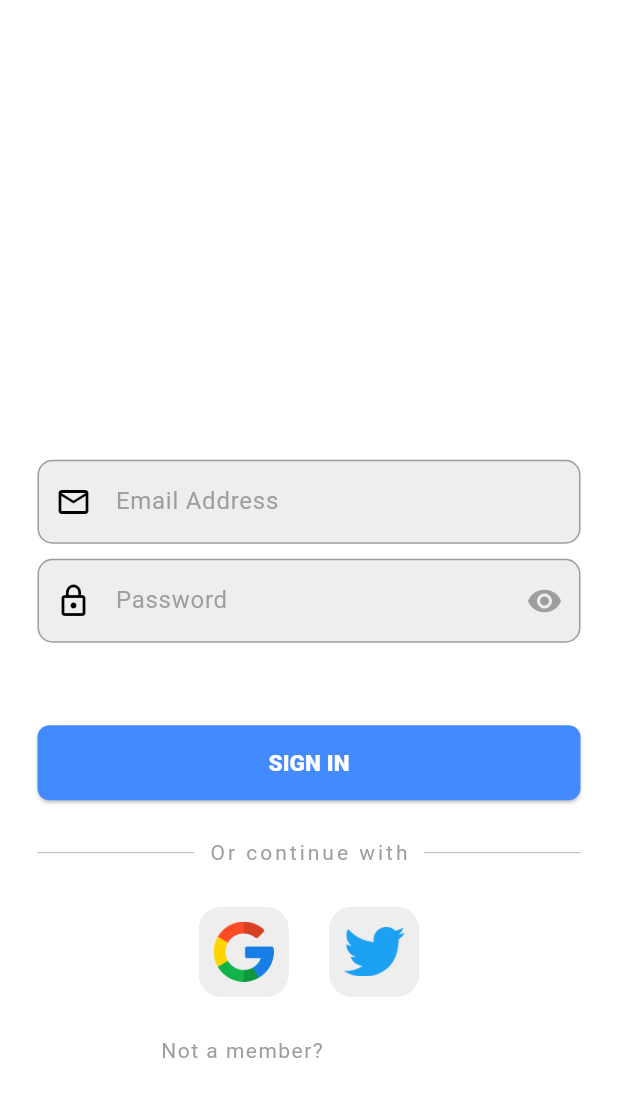
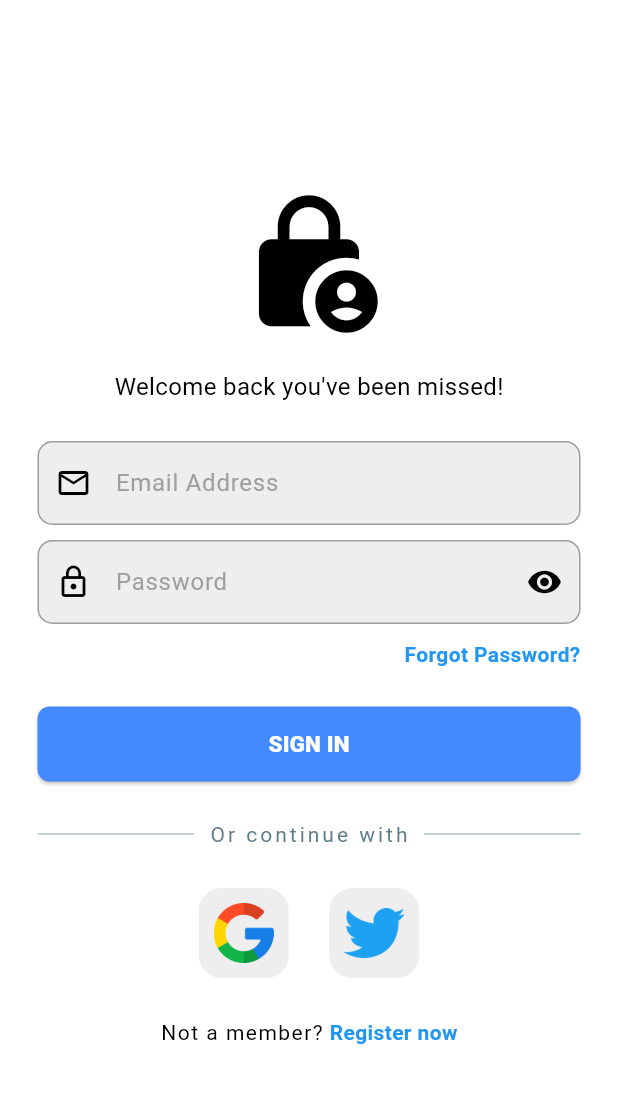
Before and after one commit to Abdhadi97/DriveGuard_FlutterMobileApplication, a Flutter app: the screen it shows after launch, on a phone screen of 412 x 824 dp. Shown: the top 1097 px of the screen. Run offline on Flutter 3.47's test engine with Material 3 defaults, Android fonts, the phone set to English and light mode, and no system bars; our stand-ins replace cloud_firestore, firebase_auth, firebase_core, firebase_storage, geolocator, google_maps_flutter and 2 more; accounts and stored records are empty.

Commit message:
- add necessary comment
- optimized login

```diff
--- a/lib/components/app_theme.dart
+++ b/lib/components/app_theme.dart
@@ -17,15 +17,15 @@ class AppTheme {
         hintStyle: const TextStyle(color: Colors.grey),
         border: OutlineInputBorder(
           borderRadius: BorderRadius.circular(10),
-          borderSide: BorderSide(color: Colors.grey),
+          borderSide: const BorderSide(color: Colors.grey),
         ),
         enabledBorder: OutlineInputBorder(
           borderRadius: BorderRadius.circular(10),
-          borderSide: BorderSide(color: Colors.grey),
+          borderSide: const BorderSide(color: Colors.grey),
         ),
         focusedBorder: OutlineInputBorder(
           borderRadius: BorderRadius.circular(10),
-          borderSide: BorderSide(color: Colors.blueAccent),
+          borderSide: const BorderSide(color: Colors.blueAccent),
         ),
         prefixIconColor: Colors.black,
       ),
--- a/lib/pages/home_page.dart
+++ b/lib/pages/home_page.dart
@@ -16,7 +16,7 @@ class _HomePageState extends State<HomePage> {
   bool isOverlayVisible = false;
   double overlayHeight = 0.2; // Initial height of the overlay
 
-  //sign user out method
+  // USER SIGN OUT
   void signUserOut() {
     FirebaseAuth.instance.signOut();
     Navigator.push(
@@ -105,7 +105,7 @@ class _HomePageState extends State<HomePage> {
       ),
       body: Stack(
         children: [
-          // Map Content
+          // GOOGLE MAP CONTENT
           Center(
             child: Column(
               mainAxisAlignment: MainAxisAlignment.center,
--- a/lib/pages/login_page.dart
+++ b/lib/pages/login_page.dart
@@ -24,12 +24,14 @@ class _LoginPageState extends State<LoginPage> {
   bool _isLoader = false;
   var inputValidator = InputValidator();
 
+  // SHOW/HIDE PASSWORD
   void _togglePasswordVisibility() {
     setState(() {
       _obscureText = !_obscureText;
     });
   }
 
+  // USER LOGIN METHOD
   Future<void> _submitForm() async {
     if (_formKey.currentState!.validate()) {
       setState(() {
@@ -90,21 +92,23 @@ class _LoginPageState extends State<LoginPage> {
               child: Column(
                 mainAxisAlignment: MainAxisAlignment.center,
                 children: [
-                  const SizedBox(height: 25),
+                  //ICON OR LOGO OF APP
                   const Icon(
                     Icons.lock_person,
                     size: 100,
-                    color: Colors.white,
                   ),
                   const SizedBox(height: 20),
+
+                  //WELCOME TEXT
                   const Text(
                     'Welcome back you\'ve been missed!',
                     style: TextStyle(
-                      color: Colors.white70,
                       fontSize: 16,
                     ),
                   ),
                   const SizedBox(height: 25),
+
+                  //EMAIL INPUT TEXTFIELD
                   Padding(
                     padding: const EdgeInsets.symmetric(horizontal: 25),
                     child: TextFormField(
@@ -121,6 +125,8 @@ class _LoginPageState extends State<LoginPage> {
                     ),
                   ),
                   const SizedBox(height: 10),
+
+                  //PASSWORD INPUT TEXTFIELD
                   Padding(
                     padding: const EdgeInsets.symmetric(horizontal: 25.0),
                     child: TextFormField(
@@ -139,7 +145,6 @@ class _LoginPageState extends State<LoginPage> {
                             _obscureText
                                 ? Icons.visibility
                                 : Icons.visibility_off,
-                            color: Colors.grey,
                           ),
                           onPressed: _togglePasswordVisibility,
                         ),
@@ -147,6 +152,8 @@ class _LoginPageState extends State<LoginPage> {
                     ),
                   ),
                   const SizedBox(height: 10),
+
+                  //FORGOT PASSWORD
                   Padding(
                     padding: const EdgeInsets.symmetric(horizontal: 25.0),
                     child: Row(
@@ -164,7 +171,7 @@ class _LoginPageState extends State<LoginPage> {
                           child: const Text(
                             'Forgot Password?',
                             style: TextStyle(
-                              color: Colors.white,
+                              color: Colors.blue,
                               fontWeight: FontWeight.bold,
                             ),
                           ),
@@ -174,7 +181,7 @@ class _LoginPageState extends State<LoginPage> {
                   ),
                   const SizedBox(height: 25),
 
-                  // Sign In Button
+                  // SIGN IN BUTTON
                   Padding(
                     padding: const EdgeInsets.symmetric(horizontal: 25.0),
                     child: ElevatedButton(
@@ -197,22 +204,24 @@ class _LoginPageState extends State<LoginPage> {
                     ),
                   ),
                   const SizedBox(height: 25),
-                  Padding(
-                    padding: const EdgeInsets.symmetric(horizontal: 25.0),
+
+                  //DIVIDER, TEXT, DIVIDER
+                  const Padding(
+                    padding: EdgeInsets.symmetric(horizontal: 25.0),
                     child: Row(
                       children: [
                         Expanded(
                           child: Divider(
                             thickness: 0.5,
-                            color: Colors.grey[500],
+                            color: Colors.blueGrey,
                           ),
                         ),
-                        const Padding(
+                        Padding(
                           padding: EdgeInsets.symmetric(horizontal: 10.0),
                           child: Text(
                             'Or continue with',
                             style: TextStyle(
-                              color: Colors.grey,
+                              color: Colors.blueGrey,
                               letterSpacing: 2,
                             ),
                           ),
@@ -220,13 +229,15 @@ class _LoginPageState extends State<LoginPage> {
                         Expanded(
                           child: Divider(
                             thickness: 0.5,
-                            color: Colors.grey[500],
+                            color: Colors.blueGrey,
                           ),
                         ),
                       ],
                     ),
                   ),
                   const SizedBox(height: 25),
+
+                  //OTHER SIGN IN METHOD
                   const Row(
                     mainAxisAlignment: MainAxisAlignment.center,
                     children: [
@@ -236,13 +247,14 @@ class _LoginPageState extends State<LoginPage> {
                     ],
                   ),
                   const SizedBox(height: 25),
+
+                  //GO TO REGISTER PAGE BUTTON
                   Row(
                     mainAxisAlignment: MainAxisAlignment.center,
                     children: [
                       const Text(
                         'Not a member?',
                         style: TextStyle(
-                          color: Colors.grey,
                           letterSpacing: 1,
                         ),
                       ),
@@ -259,7 +271,7 @@ class _LoginPageState extends State<LoginPage> {
                         child: const Text(
                           'Register now',
                           style: TextStyle(
-                            color: Colors.white,
+                            color: Colors.blue,
                             fontWeight: FontWeight.bold,
                           ),
                         ),
```
